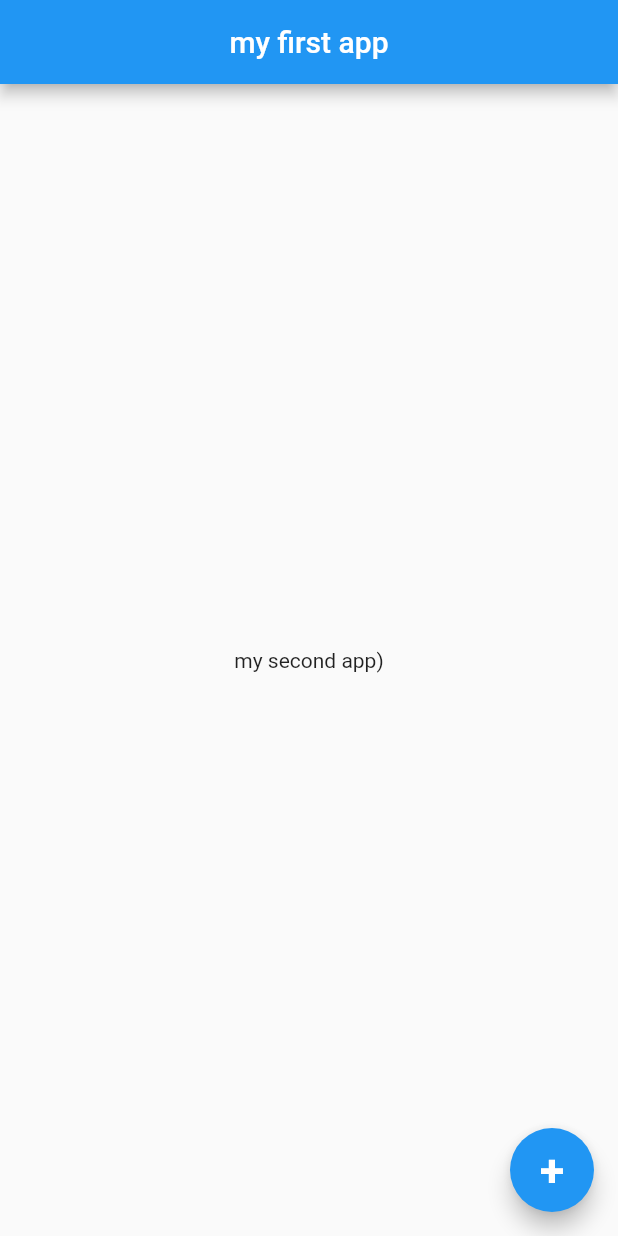
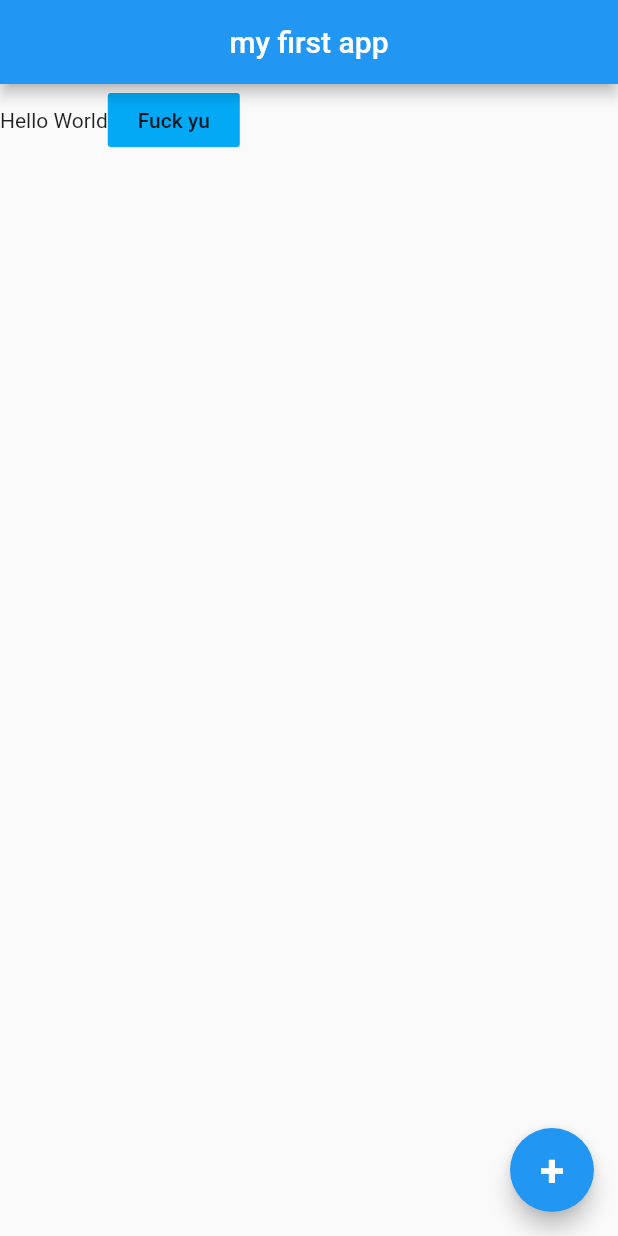
Before and after one commit to vansh106/FlutterBasics, a Flutter app: the screen it shows after launch, on a phone screen of 412 x 824 dp. Run offline on Flutter 3.47's test engine with Material 2 defaults, Android fonts, the phone set to English and light mode, and no system bars.

Commit message:
12 tak karliya

```diff
--- a/lib/main.dart
+++ b/lib/main.dart
@@ -16,8 +16,18 @@ void main() {
       title: Text('my first app'),
       centerTitle: true
       ),
-      body: Center(
-      child: Text('my second app)'),
+      body: Row(
+        children:<Widget> [
+          Text("Hello World"),
+          FlatButton(
+            onPressed: (){},
+            color: Colors.lightBlue,
+            child:Text("Fuck yu"),
+          ),
+        ],
+
+
+
       ),
       floatingActionButton: FloatingActionButton(
       onPressed: () {  },
```
